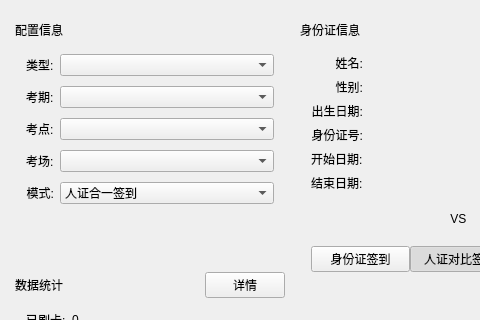
Old version of the form AiSign/gui/AiSignWidget.ui in the repository xtuer/Qt; both pictures show x 0 to 480 and y 0 to 320 of the 945 by 640 pixel window.
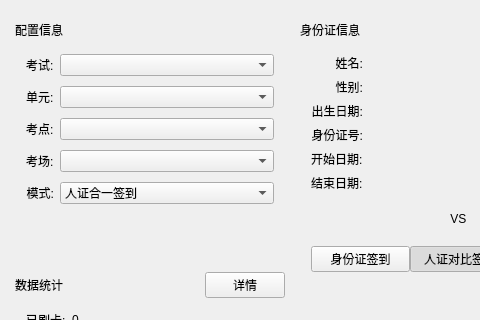
New version of the form.

Commit message: 考期修改为考试单元

What changed in the file:
```diff
--- a/AiSign/gui/AiSignWidget.ui
+++ b/AiSign/gui/AiSignWidget.ui
@@ -468,7 +468,7 @@
                </sizepolicy>
               </property>
               <property name="text">
-               <string>考期:</string>
+               <string>单元:</string>
               </property>
               <property name="class" stdset="0">
                <string>Info</string>
@@ -537,7 +537,7 @@
                </sizepolicy>
               </property>
               <property name="text">
-               <string>类型:</string>
+               <string>考试:</string>
               </property>
               <property name="class" stdset="0">
                <string>Info</string>
```
Left out of the diff: 2 changed lines with no effect on the pictures. The commit also changes 14 other files.
